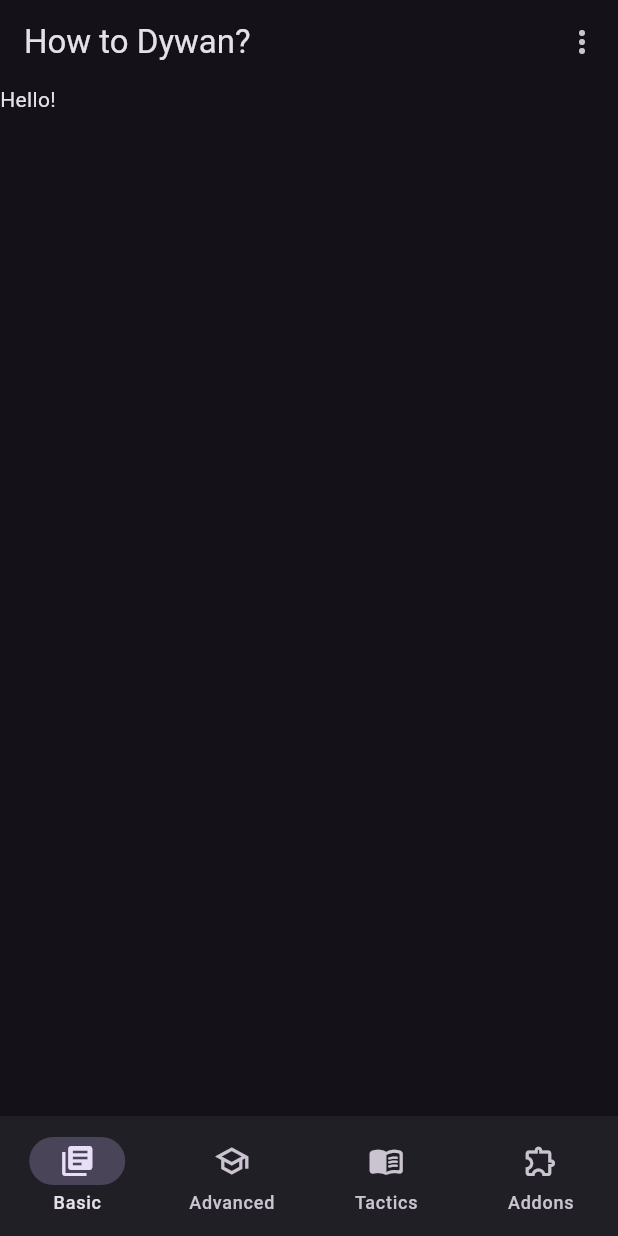
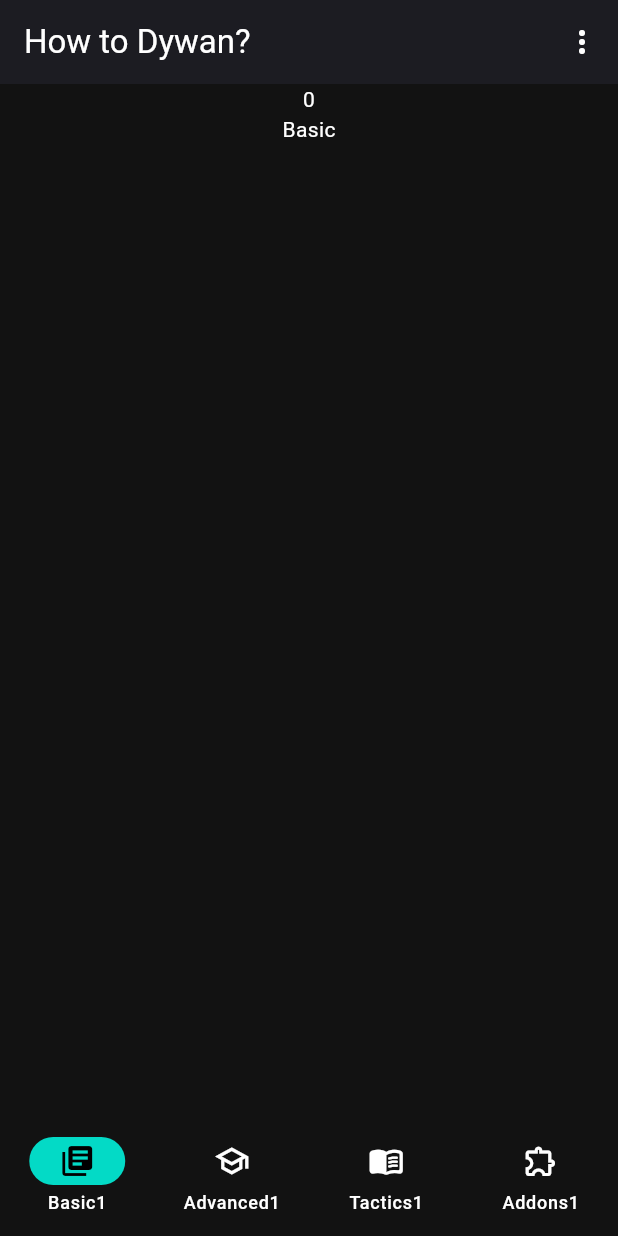
Before and after one commit to Xyriachi/Apps, a Flutter app: the screen it shows after launch, on a phone screen of 412 x 824 dp. Run offline on Flutter 3.47's test engine with Material 2 defaults, Android fonts, the phone set to English and light mode, and no system bars; our stand-ins replace bloc, flutter_bloc.

Commit message:
Basic navigation and default dark theme
Cubit for navigation management,
Default dark theme,
List of destinations for subcategories

```diff
--- /dev/null
+++ b/how_to_dywan/lib/bottom_nav_bar.dart
@@ -0,0 +1,22 @@
+import 'package:flutter/material.dart';
+import 'package:flutter_bloc/flutter_bloc.dart';
+import 'package:how_to_dywan/navigation/destinations.dart';
+import 'package:how_to_dywan/state/bottom_nav_cubit.dart';
+
+class BottomNavBar extends StatelessWidget {
+  const BottomNavBar({super.key});
+
+  @override
+  Widget build(BuildContext context) {
+    return BlocBuilder<BottomNavCubit, int>(
+      builder: (context, state) {
+        return NavigationBar(
+            onDestinationSelected: (value) => {
+                  context.read<BottomNavCubit>().select(value),
+                },
+            selectedIndex: state,
+            destinations: Destinations().getNavDestinations(state));
+      },
+    );
+  }
+}
--- a/how_to_dywan/lib/main.dart
+++ b/how_to_dywan/lib/main.dart
@@ -1,5 +1,9 @@
 import 'package:flutter/material.dart';
-// import 'package:flutter_bloc/flutter_bloc.dart';
+import 'package:flutter_bloc/flutter_bloc.dart';
+import 'package:how_to_dywan/bottom_nav_bar.dart';
+import 'package:how_to_dywan/navigation_logic.dart';
+import 'package:how_to_dywan/state/bottom_nav_cubit.dart';
+import 'package:how_to_dywan/top_app_bar.dart';
 
 void main() {
   runApp(const MainApp());
@@ -10,56 +14,27 @@ class MainApp extends StatelessWidget {
 
   @override
   Widget build(BuildContext context) {
-    return MaterialApp(
-      theme: ThemeData.dark(useMaterial3: true),
+    return MultiBlocProvider(
+      providers: [
+        BlocProvider<BottomNavCubit>(
+          create: (context) => BottomNavCubit(),
+        ),
+      ],
+      child: MaterialApp(
+        theme: ThemeData(
+            useMaterial3: true, colorScheme: const ColorScheme.dark()),
         home: Scaffold(
           body: NestedScrollView(
             floatHeaderSlivers: true,
             headerSliverBuilder: (BuildContext context, bool isScrolled) {
               return [
-              //TODO change color of appbar when visible
-              SliverAppBar(
-                title: const Text('How to Dywan?'),
-                actions: [
-                  PopupMenuButton(itemBuilder: (BuildContext context) {
-                    return const [
-                      PopupMenuItem(child: Text('TODO')),
-                      PopupMenuItem(child: Text('TODO')),
-                      PopupMenuItem(child: Text('TODO')),
-                    ];
-                  })
-                ],
-                floating: true,
-                snap: true,
-              )
+                TopAppBar(),
               ];
             },
-          body: const Text('Hello!'),
+            body: NavigationLogic(),
           ),
-        bottomNavigationBar: NavigationBar(
-            onDestinationSelected: (value) => {print(value)},
-            destinations: const [
-              //TODO bloc state for bottom navigation bar
-              NavigationDestination(
-                icon: Icon(Icons.library_books_outlined),
-                selectedIcon: Icon(Icons.library_books),
-                label: 'Basic',
+          bottomNavigationBar: BottomNavBar(),
         ),
-              NavigationDestination(
-                icon: Icon(Icons.school_outlined),
-                selectedIcon: Icon(Icons.school),
-                label: 'Advanced',
-              ),
-              NavigationDestination(
-                icon: Icon(Icons.menu_book_rounded),
-                label: 'Tactics',
-              ),
-              NavigationDestination(
-                icon: Icon(Icons.extension_outlined),
-                selectedIcon: Icon(Icons.extension),
-                label: 'Addons',
-              ),
-            ]),
       ),
     );
   }
--- /dev/null
+++ b/how_to_dywan/lib/navigation/destinations.dart
@@ -0,0 +1,122 @@
+import 'package:flutter/material.dart';
+
+class Destinations {
+  //TODO subcategories
+  List<Widget> home = const [
+    NavigationDestination(
+      icon: Icon(Icons.library_books_outlined),
+      selectedIcon: Icon(Icons.library_books),
+      label: 'Basic',
+    ),
+    NavigationDestination(
+      icon: Icon(Icons.school_outlined),
+      selectedIcon: Icon(Icons.school),
+      label: 'Advanced',
+    ),
+    NavigationDestination(
+      icon: Icon(Icons.menu_book_rounded),
+      label: 'Tactics',
+    ),
+    NavigationDestination(
+      icon: Icon(Icons.extension_outlined),
+      selectedIcon: Icon(Icons.extension),
+      label: 'Addons',
+    ),
+  ];
+  List<Widget> basic = const [
+    NavigationDestination(
+      icon: Icon(Icons.library_books_outlined),
+      selectedIcon: Icon(Icons.library_books),
+      label: 'Basic1',
+    ),
+    NavigationDestination(
+      icon: Icon(Icons.school_outlined),
+      selectedIcon: Icon(Icons.school),
+      label: 'Advanced1',
+    ),
+    NavigationDestination(
+      icon: Icon(Icons.menu_book_rounded),
+      label: 'Tactics1',
+    ),
+    NavigationDestination(
+      icon: Icon(Icons.extension_outlined),
+      selectedIcon: Icon(Icons.extension),
+      label: 'Addons1',
+    ),
+  ];
+  List<Widget> advanced = const [
+    NavigationDestination(
+      icon: Icon(Icons.library_books_outlined),
+      selectedIcon: Icon(Icons.library_books),
+      label: 'Basic2',
+    ),
+    NavigationDestination(
+      icon: Icon(Icons.school_outlined),
+      selectedIcon: Icon(Icons.school),
+      label: 'Advanced2',
+    ),
+    NavigationDestination(
+      icon: Icon(Icons.menu_book_rounded),
+      label: 'Tactics2',
+    ),
+    NavigationDestination(
+      icon: Icon(Icons.extension_outlined),
+      selectedIcon: Icon(Icons.extension),
+      label: 'Addons2',
+    ),
+  ];
+  List<Widget> tactics = const [
+    NavigationDestination(
+      icon: Icon(Icons.library_books_outlined),
+      selectedIcon: Icon(Icons.library_books),
+      label: 'Basic3',
+    ),
+    NavigationDestination(
+      icon: Icon(Icons.school_outlined),
+      selectedIcon: Icon(Icons.school),
+      label: 'Advanced3',
+    ),
+    NavigationDestination(
+      icon: Icon(Icons.menu_book_rounded),
+      label: 'Tactics3',
+    ),
+    NavigationDestination(
+      icon: Icon(Icons.extension_outlined),
+      selectedIcon: Icon(Icons.extension),
+      label: 'Addons3',
+    ),
+  ];
+  List<Widget> addons = const [
+    NavigationDestination(
+      icon: Icon(Icons.library_books_outlined),
+      selectedIcon: Icon(Icons.library_books),
+      label: 'Basic4',
+    ),
+    NavigationDestination(
+      icon: Icon(Icons.school_outlined),
+      selectedIcon: Icon(Icons.school),
+      label: 'Advanced4',
+    ),
+    NavigationDestination(
+      icon: Icon(Icons.menu_book_rounded),
+      label: 'Tactics4',
+    ),
+    NavigationDestination(
+      icon: Icon(Icons.extension_outlined),
+      selectedIcon: Icon(Icons.extension),
+      label: 'Addons4',
+    ),
+  ];
+  //TODO home subcategories at launch and after returning to homepage
+  getNavDestinations(value) {
+    return value == 0
+        ? basic
+        : value == 1
+            ? advanced
+            : value == 2
+                ? tactics
+                : value == 3
+                    ? addons
+                    : home;
+  }
+}
--- /dev/null
+++ b/how_to_dywan/lib/navigation_logic.dart
@@ -0,0 +1,27 @@
+import 'package:flutter/material.dart';
+import 'package:flutter_bloc/flutter_bloc.dart';
+import 'package:how_to_dywan/state/bottom_nav_cubit.dart';
+
+class NavigationLogic extends StatelessWidget {
+  const NavigationLogic({super.key});
+
+  @override
+  Widget build(BuildContext context) {
+    return BlocBuilder<BottomNavCubit, int>(
+      builder: (context, state) {
+        return Column(
+          children: [
+            Text('$state'),
+            Text('$state' == '0'
+                ? 'Basic'
+                : '$state' == '1'
+                    ? 'Advanced'
+                    : '$state' == '2'
+                        ? 'Tactics'
+                        : 'Addons')
+          ],
+        );
+      },
+    );
+  }
+}
--- /dev/null
+++ b/how_to_dywan/lib/state/bottom_nav_cubit.dart
@@ -0,0 +1,7 @@
+import 'package:bloc/bloc.dart';
+
+class BottomNavCubit extends Cubit<int> {
+  BottomNavCubit() : super(0);
+
+  void select(int index) => emit(index);
+}
--- /dev/null
+++ b/how_to_dywan/lib/top_app_bar.dart
@@ -0,0 +1,35 @@
+import 'package:flutter/material.dart';
+import 'package:flutter_bloc/flutter_bloc.dart';
+import 'package:how_to_dywan/state/bottom_nav_cubit.dart';
+
+class TopAppBar extends StatelessWidget {
+  const TopAppBar({super.key});
+
+  @override
+  Widget build(BuildContext context) {
+    return SliverAppBar(
+      backgroundColor: const Color.fromARGB(255, 28, 28, 34),
+      title: BlocBuilder<BottomNavCubit, int>(
+        builder: (context, state) {
+          return GestureDetector(
+            onTap: () {
+              context.read<BottomNavCubit>().select(0);
+            },
+            child: Text('How to Dywan?'),
+          );
+        },
+      ),
+      actions: [
+        PopupMenuButton(itemBuilder: (BuildContext context) {
+          return const [
+            PopupMenuItem(child: Text('TODO')),
+            PopupMenuItem(child: Text('TODO')),
+            PopupMenuItem(child: Text('TODO')),
+          ];
+        })
+      ],
+      floating: true,
+      snap: true,
+    );
+  }
+}
--- a/how_to_dywan/pubspec.yaml
+++ b/how_to_dywan/pubspec.yaml
@@ -10,6 +10,7 @@ dependencies:
   flutter:
     sdk: flutter
   flutter_bloc: ^8.1.3
+  bloc: ^8.1.2
 
 dev_dependencies:
   flutter_test:
```
Lines whose indentation alone changed are shown as unchanged.
